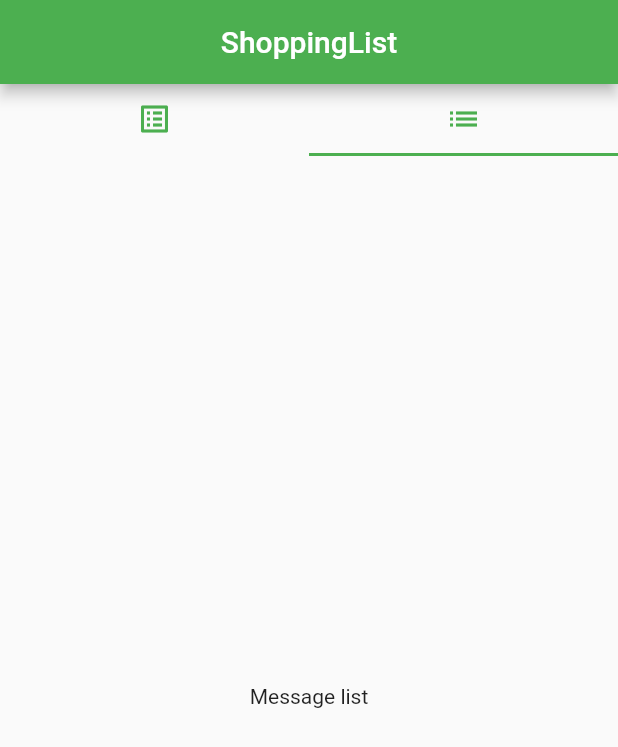
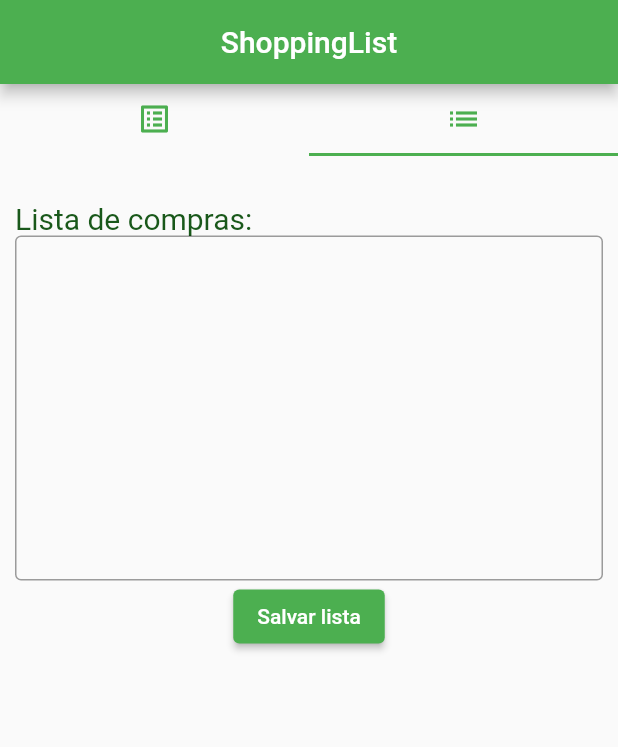
Before and after one commit to EnricoGollner/BuyList, a Flutter app: the screen it shows after launch, tab 2 chosen, on a phone screen of 412 x 824 dp. Shown: the top 747 px of the screen. Run offline on Flutter 3.47's test engine with Material 2 defaults, Android fonts, the phone set to English and light mode, and no system bars; our stand-ins replace sqflite; accounts and stored records are empty.

Commit message:
message list page

```diff
--- a/shopping_list/lib/app/main_app.dart
+++ b/shopping_list/lib/app/main_app.dart
@@ -6,7 +6,11 @@ class MainApp extends StatelessWidget {
 
   @override
   Widget build(BuildContext context) {
-    return MaterialApp(
+    return GestureDetector(
+      onTap: () {
+        FocusScope.of(context).requestFocus(FocusNode());
+      },
+      child: MaterialApp(
         debugShowCheckedModeBanner: false,
         theme: ThemeData(
           primarySwatch: Colors.green,
@@ -15,6 +19,7 @@ class MainApp extends StatelessWidget {
           ),
         ),
         home: const HomePage(),
+      ),
     );
   }
 }
--- a/shopping_list/lib/app/tabs/message_list.dart
+++ b/shopping_list/lib/app/tabs/message_list.dart
@@ -1,12 +1,65 @@
 import 'package:flutter/material.dart';
 
-class MessageList extends StatelessWidget {
+class MessageList extends StatefulWidget {
   const MessageList({super.key});
 
   @override
+  State<MessageList> createState() => _MessageListState();
+}
+
+class _MessageListState extends State<MessageList> {
+  final GlobalKey<FormState> _formKey = GlobalKey<FormState>();
+  final _listController = TextEditingController();
+
+  @override
   Widget build(BuildContext context) {
-    return const Center(
-      child: Text("Message list"),
+    return Container(
+      padding: const EdgeInsets.all(10),
+      margin: const EdgeInsets.only(top: 20),
+      child: Column(
+        crossAxisAlignment: CrossAxisAlignment.start,
+        children: [
+          const Text(
+            "Lista de compras:",
+            style: TextStyle(
+              fontSize: 20,
+              color: Color.fromARGB(255, 25, 88, 26),
+            ),
+          ),
+          Form(
+            key: _formKey,
+            child: TextFormField(
+              controller: _listController,
+              keyboardType: TextInputType.multiline,
+              maxLines: 10,
+              decoration: const InputDecoration(
+                border: OutlineInputBorder(),
+              ),
+              validator: (text) {
+                if (text == null || text.isEmpty) {
+                  return "Informe a lista para salvar";
+                }
+                return null;
+              },
+            ),
+          ),
+          Center(
+            child: ElevatedButton(
+              onPressed: () {
+                if (_formKey.currentState!.validate()) {
+                  ScaffoldMessenger.of(context).showSnackBar(
+                    const SnackBar(
+                      content: Text("Adicionando lista..."),
+                      duration: Duration(seconds: 1),
+                    ),
+                  );
+                }
+              },
+              child: const Text("Salvar lista"),
+            ),
+          )
+        ],
+      ),
     );
   }
 }
```
Also changed, not shown: 3 other files. Lines whose indentation alone changed are shown as unchanged.
